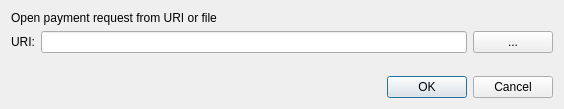
Before: the Qt Designer form src/qt/forms/openuridialog.ui in richieburns/Nodescape, drawn with Qt 5.
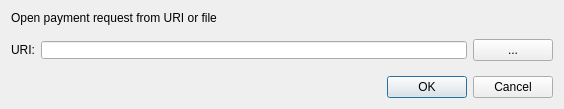
After: the same form once the commit is applied. Custom widgets are drawn as their Qt base class.

What changed in the file:
```diff
--- a/src/qt/forms/openuridialog.ui
+++ b/src/qt/forms/openuridialog.ui
@@ -31,7 +31,12 @@
       </widget>
      </item>
      <item>
-      <widget class="QValidatedLineEdit" name="uriEdit"/>
+      <widget class="QValidatedLineEdit" name="uriEdit">
+       <property name="styleSheet">
+        <string notr="true">margin-top:10px; margin-bottom:10px;
+</string>
+       </property>
+      </widget>
      </item>
      <item>
       <widget class="QPushButton" name="selectFileButton">
```
Left out of the diff: 2 changed lines with no effect on the pictures.
